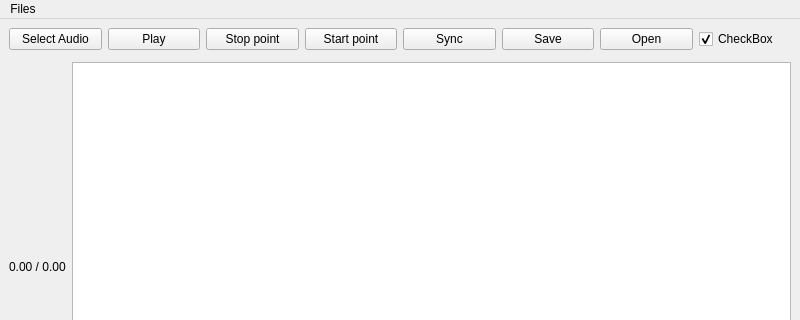
Qt form mainwindow.ui (Onetchou/Neola) before a commit; both pictures show x 0 to 800 and y 0 to 320 of the 800 by 480 pixel window.
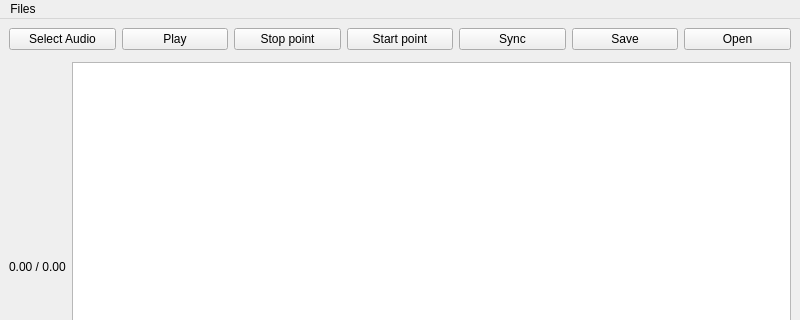
The same form after that commit.

Commit message: Sync button works with stop and start points

Diff of the .ui file:
```diff
--- a/mainwindow.ui
+++ b/mainwindow.ui
@@ -63,16 +63,6 @@
         </property>
        </widget>
       </item>
-      <item>
-       <widget class="QCheckBox" name="waitCheckbox">
-        <property name="text">
-         <string>CheckBox</string>
-        </property>
-        <property name="checked">
-         <bool>true</bool>
-        </property>
-       </widget>
-      </item>
      </layout>
     </item>
     <item>
```
The commit also changes 5 other files.
